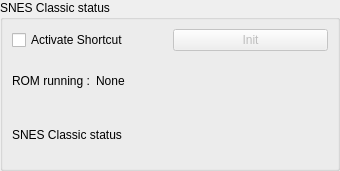
Above: snesclassicstatut.ui from Skarsnik/Savestate2snes before the change. Below: the same form after it.
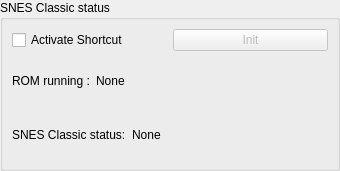
That is the form after the change.

Commit message: Added a bit more info on the snes classic status

Diff of the .ui file:
```diff
--- a/snesclassicstatut.ui
+++ b/snesclassicstatut.ui
@@ -82,7 +82,14 @@
         <item>
          <widget class="QLabel" name="label_2">
           <property name="text">
-           <string>SNES Classic status</string>
+           <string>SNES Classic status:</string>
+          </property>
+         </widget>
+        </item>
+        <item>
+         <widget class="QLabel" name="infoLabel">
+          <property name="text">
+           <string>None</string>
           </property>
          </widget>
         </item>
```
The commit also changes 3 other files.
